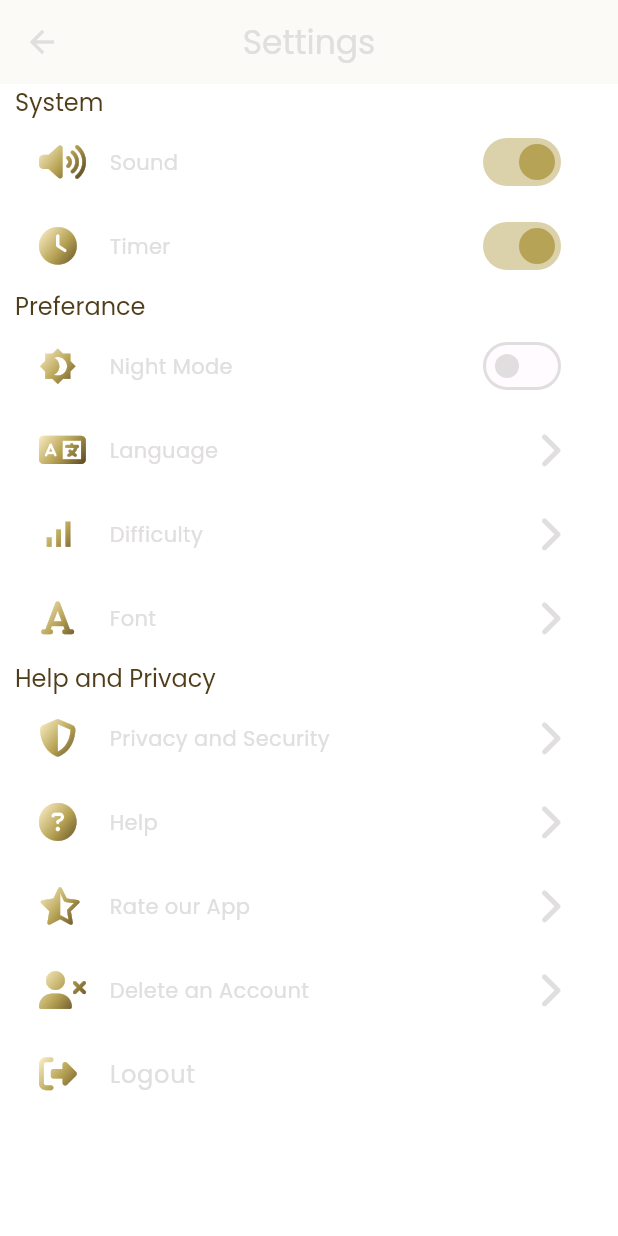
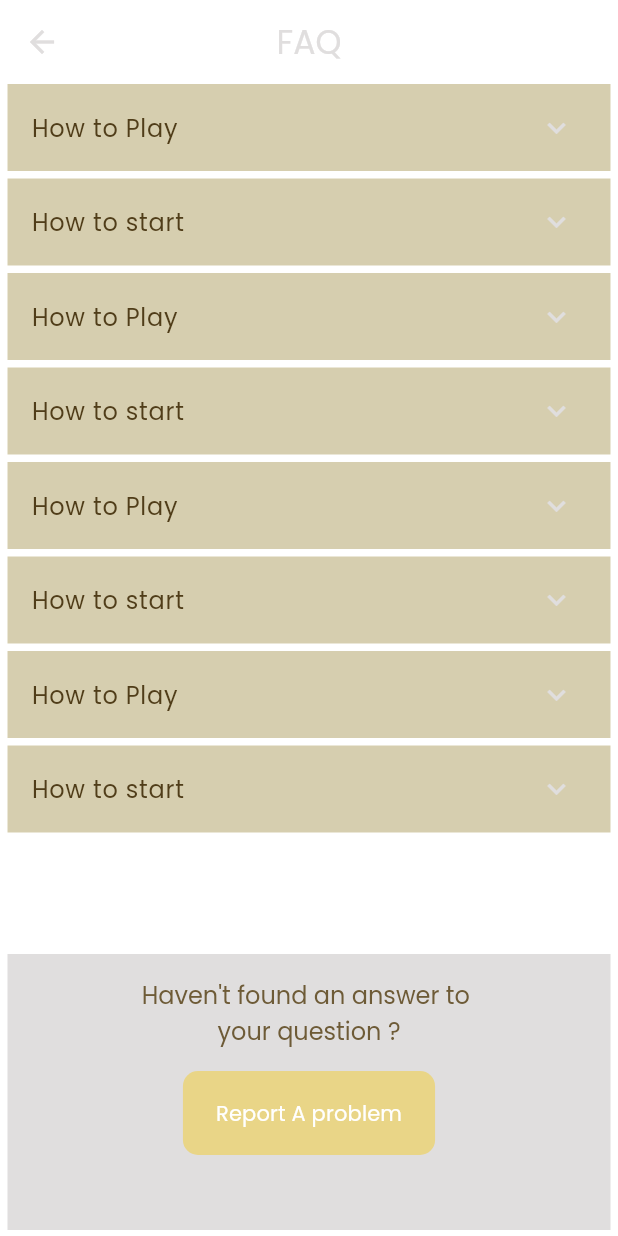
Before and after one commit to haile-kuraz/Quiz_App, a Flutter app: the SettingPage screen opened by its route, after a tap on "Help", on a phone screen of 412 x 824 dp. Run offline on Flutter 3.47's test engine with Material 3 defaults, Android fonts, the phone set to English and light mode, and no system bars; our stand-ins replace assets_audio_player, avatar_glow, cached_network_image, flutter_animate, flutter_onboarding_slider, flutter_staggered_animations and 7 more; accounts and stored records are empty; network calls fail.

Commit message:
Help page or FAQ page and the Language popUp are done

```diff
--- a/quizapp/lib/Pages/MainPages/help_page.dart
+++ b/quizapp/lib/Pages/MainPages/help_page.dart
@@ -0,0 +1,215 @@
+import 'package:flutter/material.dart';
+import 'package:font_awesome_flutter/font_awesome_flutter.dart';
+
+import '../../Widgets/ReportAproblemButton.dart';
+import '../../Widgets/UnderlinedTextFormfield.dart';
+import '../../Widgets/messageTextAreaforReportProblem.dart';
+
+class Help_page extends StatelessWidget {
+  Help_page({super.key});
+  List<Map<String, String>> FAQData = [
+    {
+      "Title": "How to Play",
+      "Message":
+          ''' An expansive underworld of hidden wealth lies beneath the everyday economy.
+                       This stealth network of tax havens, secret trusts, and offshore accounts is weakening democratic institutions and fueling our worst enemies.''',
+    },
+    {
+      "Title": "How to start",
+      "Message":
+          ''' An expansive underworld of hidden wealth lies beneath the everyday economy.
+                       This stealth network of tax havens, secret trusts, and offshore accounts is weakening democratic institutions and fueling our worst enemies.''',
+    },
+    {
+      "Title": "How to Play",
+      "Message":
+          ''' An expansive underworld of hidden wealth lies beneath the everyday economy.
+                       This stealth network of tax havens, secret trusts, and offshore accounts is weakening democratic institutions and fueling our worst enemies.''',
+    },
+    {
+      "Title": "How to start",
+      "Message":
+          ''' An expansive underworld of hidden wealth lies beneath the everyday economy.
+                       This stealth network of tax havens, secret trusts, and offshore accounts is weakening democratic institutions and fueling our worst enemies.''',
+    },
+    {
+      "Title": "How to Play",
+      "Message":
+          ''' An expansive underworld of hidden wealth lies beneath the everyday economy.
+                       This stealth network of tax havens, secret trusts, and offshore accounts is weakening democratic institutions and fueling our worst enemies.''',
+    },
+    {
+      "Title": "How to start",
+      "Message":
+          ''' An expansive underworld of hidden wealth lies beneath the everyday economy.
+                       This stealth network of tax havens, secret trusts, and offshore accounts is weakening democratic institutions and fueling our worst enemies.''',
+    },
+    {
+      "Title": "How to Play",
+      "Message":
+          ''' An expansive underworld of hidden wealth lies beneath the everyday economy.
+                       This stealth network of tax havens, secret trusts, and offshore accounts is weakening democratic institutions and fueling our worst enemies.''',
+    },
+    {
+      "Title": "How to start",
+      "Message":
+          ''' An expansive underworld of hidden wealth lies beneath the everyday economy.
+                       This stealth network of tax havens, secret trusts, and offshore accounts is weakening democratic institutions and fueling our worst enemies.''',
+    },
+  ];
+  @override
+  Widget build(BuildContext context) {
+    Size size = MediaQuery.of(context).size;
+    return Scaffold(
+      backgroundColor: Theme.of(context).colorScheme.background,
+      appBar: AppBar(
+        backgroundColor: Theme.of(context).colorScheme.background,
+        title: const Text("FAQ"),
+        centerTitle: true,
+      ),
+      body: Padding(
+        padding: const EdgeInsets.symmetric(horizontal: 5.0),
+        child: Column(
+          crossAxisAlignment: CrossAxisAlignment.start,
+          children: [
+            Expanded(
+              flex: 6,
+              child: SizedBox(
+                child: ListView.builder(
+                  itemBuilder: (context, index) {
+                    return Padding(
+                      padding: const EdgeInsets.only(bottom: 5.0),
+                      child: ExpansionTile(
+                        backgroundColor: Theme.of(context).canvasColor,
+                        // collapsedBackgroundColor: Theme.of(context).canvasColor,
+                        collapsedBackgroundColor: Theme.of(context)
+                            .colorScheme
+                            .onPrimaryContainer
+                            .withOpacity(0.4),
+                        title: Text(
+                          "${FAQData[index]["Title"]}",
+                          style:
+                              Theme.of(context).textTheme.bodyLarge?.copyWith(
+                                    color: Theme.of(context)
+                                        .colorScheme
+                                        .onTertiaryContainer,
+                                  ),
+                        ),
+                        children: [
+                          ConstrainedBox(
+                            constraints: BoxConstraints(
+                              maxHeight: size.height * 0.3,
+                              maxWidth: size.width,
+                              minHeight: size.height * 0.1,
+                              minWidth: size.width,
+                            ),
+                            child: Padding(
+                              padding: const EdgeInsets.only(
+                                  left: 18.0, right: 40, bottom: 10),
+                              child: Text(
+                                "${FAQData[index]["Message"]}",
+                                style: Theme.of(context)
+                                    .textTheme
+                                    .bodySmall
+                                    ?.copyWith(
+                                      color: Theme.of(context)
+                                          .colorScheme
+                                          .tertiaryContainer,
+                                    ),
+                              ),
+                            ),
+                          ),
+                        ],
+                        // textColor: ,
+                      ),
+                    );
+                  },
+                  itemCount: FAQData.length,
+                ),
+              ),
+            ),
+            Expanded(
+              flex: 2,
+              child: Padding(
+                padding: const EdgeInsets.symmetric(vertical: 4),
+                child: Container(
+                  width: size.width,
+                  decoration: BoxDecoration(
+                    color: Theme.of(context).colorScheme.onBackground,
+                  ),
+                  child: Column(
+                    children: [
+                      Padding(
+                        padding: const EdgeInsets.symmetric(vertical: 15.0),
+                        child: Column(
+                          children: [
+                            Text(
+                              "Haven't found an answer to ",
+                              style: Theme.of(context)
+                                  .textTheme
+                                  .titleMedium
+                                  ?.copyWith(
+                                    color: Theme.of(context)
+                                        .colorScheme
+                                        .tertiaryContainer,
+                                  ),
+                            ),
+                            Text(
+                              "your question ?",
+                              style: Theme.of(context)
+                                  .textTheme
+                                  .titleMedium
+                                  ?.copyWith(
+                                    color: Theme.of(context)
+                                        .colorScheme
+                                        .tertiaryContainer,
+                                  ),
+                            ),
+                          ],
+                        ),
+                      ),
+                      ReportAproblemButton(myfunction: () {
+                        _bottomSheetBuilder(context);
+                      })
+                    ],
+                  ),
+                ),
+              ),
+            ),
+          ],
+        ),
+      ),
+    );
+  }
+
+  Future _bottomSheetBuilder(BuildContext context) {
+    return showModalBottomSheet(
+      context: context,
+      builder: (context) {
+        return Container(
+          color: Theme.of(context).colorScheme.background,
+          child: Column(
+            children: [
+              Padding(
+                padding: const EdgeInsets.all(8.0),
+                child: Text(
+                  "How can we help you ? ",
+                  style: Theme.of(context).textTheme.titleLarge,
+                ),
+              ),
+              const UnderlinedTextFormfield(),
+              const UnderlinedTextFormfield(),
+              const messageTextAreaforReportProblem(),
+              Padding(
+                padding: const EdgeInsets.only(bottom: 10.0),
+                child: ReportAproblemButton(myfunction: () {
+                  print("haha");
+                }),
+              ),
+            ],
+          ),
+        );
+      },
+    );
+  }
+}
--- /dev/null
+++ b/quizapp/lib/Widgets/ReportAproblemButton.dart
@@ -0,0 +1,39 @@
+import 'package:flutter/material.dart';
+
+class ReportAproblemButton extends StatelessWidget {
+  const ReportAproblemButton({
+    super.key,
+    required this.myfunction,
+  });
+  final Function myfunction;
+  @override
+  Widget build(BuildContext context) {
+    return TextButton(
+      onPressed: () {
+        myfunction();
+      },
+      style: ButtonStyle(
+        elevation: const MaterialStatePropertyAll(2),
+        shape: const MaterialStatePropertyAll(
+          RoundedRectangleBorder(
+            borderRadius: BorderRadius.all(
+              Radius.circular(10),
+            ),
+          ),
+        ),
+        backgroundColor: MaterialStatePropertyAll(
+          Theme.of(context).colorScheme.primaryContainer,
+        ),
+      ),
+      child: Padding(
+        padding: const EdgeInsets.all(10.0),
+        child: Text(
+          "Report A problem",
+          style: Theme.of(context).textTheme.labelLarge?.copyWith(
+                color: Theme.of(context).colorScheme.onSecondary,
+              ),
+        ),
+      ),
+    );
+  }
+}
--- a/quizapp/lib/main.dart
+++ b/quizapp/lib/main.dart
@@ -1,8 +1,10 @@
 import 'package:flutter/material.dart';
+import 'package:flutter/services.dart';
 
 import 'package:provider/provider.dart';
 import 'package:shared_preferences/shared_preferences.dart';
 
+import 'Pages/MainPages/help_page.dart';
 import 'Pages/MainPages/home_page.dart';
 import 'Pages/MainPages/setting_page.dart';
 import 'Pages/MainPages/subcategory_page.dart';
@@ -60,6 +62,8 @@ class _MyAppState extends State<MyApp> {
     return MaterialApp(
       debugShowCheckedModeBanner: false,
       theme: PeriferanceState.getIsDark() == true ? darkTheme : lightTheme,
+      // theme: darkTheme,
+
       initialRoute: "/",
       routes: {
         "/": (context) => const SplashScreen(),
@@ -69,6 +73,7 @@ class _MyAppState extends State<MyApp> {
         "/home": (context) => const Home(),
         "/Setting": (context) => const SettingPage(),
         "/Subcategory": (context) => const Subcategory_Page(),
+        "/Help": (context) => Help_page(),
       },
 
       // home: Home(),
```
Also changed, not shown: quizapp/lib/Models/StudentModel.dart (+28 -26 lines), quizapp/lib/Pages/MainPages/home_page.dart (+15 -6 lines), quizapp/lib/Pages/MainPages/mainCategories_page.dart (+17 -5 lines), quizapp/lib/Pages/MainPages/setting_page.dart (+74 -6 lines), quizapp/lib/Pages/signIn_page.dart (+19 -4 lines), quizapp/lib/Provider/PeriferanceProvider.dart (+24 -1 lines), quizapp/lib/Widgets/UnderlinedTextFormfield.dart (added, +27 -0 lines), quizapp/lib/Widgets/messageTextAreaforReportProblem.dart (added, +31 -0 lines).
